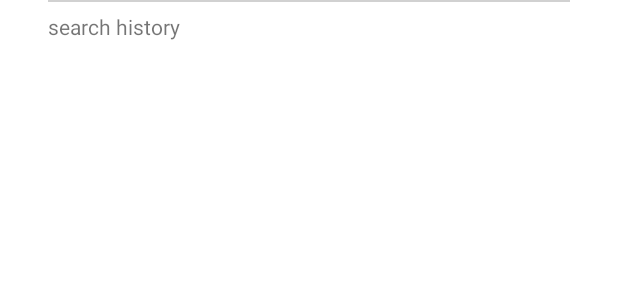
After one commit to Sonlv69/EbookDo, an Android app: the layout item_search_history.xml on its own in the app's theme, with its tools: preview values and no code run, on a phone screen of 412 x 824 dp. The commit adds this screen. Shown: the top 300 px of the screen. Run offline under Robolectric (Android 15) with nearby library versions, the phone set to English and light mode, and no system bars.

Commit message:
add firebase, add show search history feature

```diff
--- a/app/build.gradle
+++ b/app/build.gradle
@@ -1,5 +1,6 @@
 plugins {
     id 'com.android.application'
+    id 'com.google.gms.google-services'
 }
 
 android {
@@ -60,4 +61,9 @@ dependencies {
     // Saved state module for ViewModel
     implementation "androidx.lifecycle:lifecycle-viewmodel-savedstate:$lifecycle_version"
 
+    //firebase
+    implementation platform('com.google.firebase:firebase-bom:29.0.1')
+    implementation 'com.google.firebase:firebase-auth'
+    implementation 'com.google.firebase:firebase-database:16.0.6'
+
 }
--- a/app/src/main/AndroidManifest.xml
+++ b/app/src/main/AndroidManifest.xml
@@ -16,10 +16,10 @@
         android:supportsRtl="true"
         android:theme="@style/Theme.BookDo">
         <activity
-            android:name="com.kiluss.ebookdo.DetailBookActivity"
+            android:name="com.kiluss.ebookdo.activity.DetailBookActivity"
             android:exported="true" />
         <activity
-            android:name="com.kiluss.ebookdo.MainActivity"
+            android:name="com.kiluss.ebookdo.activity.MainActivity"
             android:exported="true">
             <intent-filter>
                 <action android:name="android.intent.action.MAIN" />
--- /dev/null
+++ b/app/src/main/java/com/kiluss/ebookdo/OnTextClickListener.java
@@ -0,0 +1,5 @@
+package com.kiluss.ebookdo;
+
+public interface OnTextClickListener {
+    void onTextClick(String data);
+}
--- a/app/src/main/java/com/kiluss/ebookdo/adapter/BookPreviewAdapter.java
+++ b/app/src/main/java/com/kiluss/ebookdo/adapter/BookPreviewAdapter.java
@@ -18,7 +18,7 @@ import com.bumptech.glide.Glide;
 import com.bumptech.glide.request.RequestOptions;
 import com.kiluss.ebookdo.R;
 import com.kiluss.ebookdo.model.BookDetailModel;
-import com.kiluss.ebookdo.DetailBookActivity;
+import com.kiluss.ebookdo.activity.DetailBookActivity;
 
 import java.util.ArrayList;
 
--- a/app/src/main/java/com/kiluss/ebookdo/viewmodel/HomeFragmentViewModel.java
+++ b/app/src/main/java/com/kiluss/ebookdo/viewmodel/HomeFragmentViewModel.java
@@ -15,7 +15,6 @@ public class HomeFragmentViewModel extends ViewModel {
     private int bookNumber;
     private ArrayList<BookDetailModel> listBook;
     private boolean isLoading = false;
-
     public void setBookNumber(int bookNumber) {
         this.bookNumber = bookNumber;
     }
--- a/app/src/main/res/layout/activity_detail_book.xml
+++ b/app/src/main/res/layout/activity_detail_book.xml
@@ -5,7 +5,7 @@
     android:id="@+id/constraint_layout_detail_activity"
     android:layout_width="match_parent"
     android:layout_height="match_parent"
-    tools:context=".DetailBookActivity">
+    tools:context=".activity.DetailBookActivity">
 
     <TextView
         android:id="@+id/tv_book_name_detail"
--- a/app/src/main/res/layout/activity_main.xml
+++ b/app/src/main/res/layout/activity_main.xml
@@ -5,7 +5,7 @@
     android:id="@+id/container"
     android:layout_width="match_parent"
     android:layout_height="match_parent"
-    tools:context=".MainActivity">
+    tools:context=".activity.MainActivity">
 
     <com.google.android.material.bottomnavigation.BottomNavigationView
         android:id="@+id/nav_view"
--- /dev/null
+++ b/app/src/main/res/layout/item_search_history.xml
@@ -0,0 +1,32 @@
+<?xml version="1.0" encoding="utf-8"?>
+<androidx.constraintlayout.widget.ConstraintLayout xmlns:android="http://schemas.android.com/apk/res/android"
+    xmlns:app="http://schemas.android.com/apk/res-auto"
+    android:layout_width="match_parent"
+    android:layout_height="wrap_content">
+
+    <View
+        android:id="@+id/his_divider"
+        android:layout_width="match_parent"
+        android:layout_height="1dp"
+        android:layout_marginStart="32dp"
+        android:layout_marginEnd="32dp"
+        android:background="#D1D1D1"
+        app:layout_constraintEnd_toEndOf="parent"
+        app:layout_constraintStart_toStartOf="parent"
+        app:layout_constraintTop_toTopOf="parent" />
+
+    <TextView
+        android:id="@+id/tv_search_history_item"
+        android:layout_width="match_parent"
+        android:layout_height="wrap_content"
+        android:layout_marginStart="32dp"
+        android:layout_marginTop="8dp"
+        android:layout_marginEnd="32dp"
+        android:layout_marginBottom="8dp"
+        android:text="search history"
+        app:layout_constraintBottom_toBottomOf="parent"
+        app:layout_constraintEnd_toEndOf="parent"
+        app:layout_constraintStart_toStartOf="parent"
+        app:layout_constraintTop_toTopOf="@id/his_divider" />
+
+</androidx.constraintlayout.widget.ConstraintLayout>
--- a/build.gradle
+++ b/build.gradle
@@ -6,6 +6,7 @@ buildscript {
     }
     dependencies {
         classpath 'com.android.tools.build:gradle:7.0.3'
+        classpath 'com.google.gms:google-services:4.3.10'
 
         // NOTE: Do not place your application dependencies here; they belong
         // in the individual module build.gradle files
```
Also changed, not shown: app/src/main/java/com/kiluss/ebookdo/MainActivity.java (deleted, +0 -97 lines), app/src/main/java/com/kiluss/ebookdo/activity/DetailBookActivity.java (renamed from app/src/main/java/com/kiluss/ebookdo/DetailBookActivity.java, +2 -6 lines), app/src/main/java/com/kiluss/ebookdo/activity/MainActivity.java (added, +42 -0 lines), app/src/main/java/com/kiluss/ebookdo/adapter/BookFilesAdapter.java (+6 -6 lines), app/src/main/java/com/kiluss/ebookdo/adapter/BookRelativePreviewAdapter.java (+2 -10 lines), app/src/main/java/com/kiluss/ebookdo/adapter/SearchHistoryAdapter.java (added, +68 -0 lines), app/src/main/java/com/kiluss/ebookdo/fragment/SearchFragment.java (+104 -22 lines), app/src/main/res/layout/fragment_search.xml (+9 -0 lines), 1 other file.
